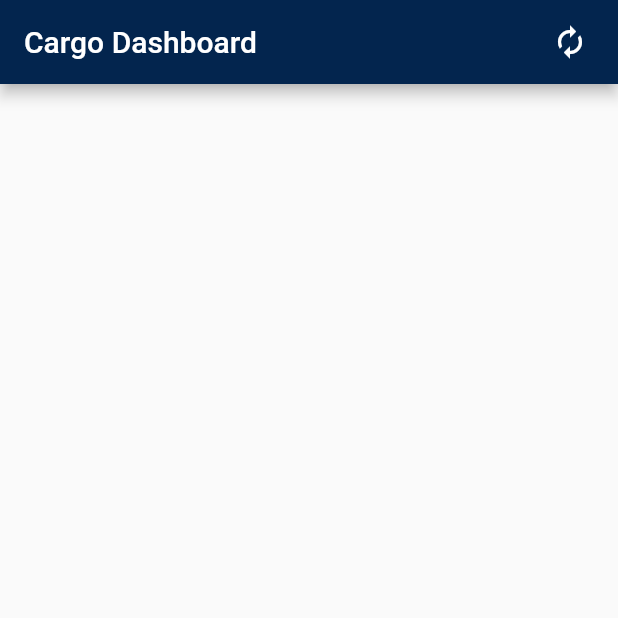
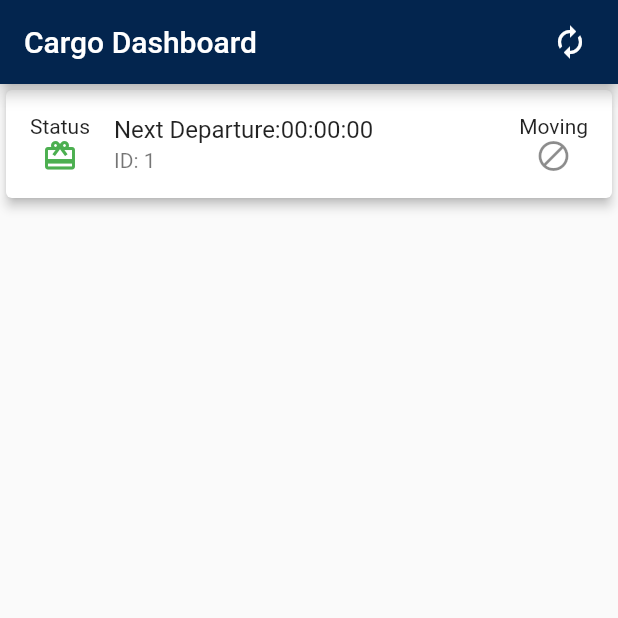
Before and after one commit to Ibtesam-Mahmood/Delta-Cargo, a Flutter app: the screen it shows after launch, on a phone screen of 412 x 824 dp, the top half of it. Run offline on Flutter 3.47's test engine with Material 2 defaults, Android fonts, the phone set to English and light mode, and no system bars.

Commit message:
list cards added

```diff
--- a/solution_dashboard/lib/cargo.dart
+++ b/solution_dashboard/lib/cargo.dart
@@ -2,11 +2,10 @@ class Cargo{
 
   final int id;
   bool _moving;
-  DateTime _nextDep;
+  final String nextDep;
   final String status;
 
-  Cargo(this.id, int moved, String date, this.status){
-    this._nextDep = DateTime.parse("2019-01-27 " + date);
+  Cargo(this.id, int moved, this.nextDep, this.status){
     _moving = moved>=1?true:false;
   }
 
@@ -20,8 +19,4 @@ class Cargo{
     return _moving;
   }
 
-  DateTime getDateTime(){
-    return _nextDep;
-  }
-
 }
--- a/solution_dashboard/lib/main.dart
+++ b/solution_dashboard/lib/main.dart
@@ -1,6 +1,7 @@
 import 'package:flutter/material.dart';
 import 'dart:io';
 import 'cargo.dart';
+import 'widgets/titledwidget.dart';
 
 void main() => runApp(AppDashBoard());
 
@@ -36,10 +37,33 @@ class DashBoard extends StatefulWidget {
 class _DashBoardState extends State<DashBoard> {
   final List<Cargo> cargoList = [Cargo(1, 0, "00:00:00", "Delivered")];
 
+  Icon _getTrailingIcon(String status){
+    if(status=="Delivered") return Icon(Icons.card_giftcard, color: Colors.green,);
+    else if(status=="Delivering") return Icon(Icons.local_shipping, color: Colors.teal);
+    else return Icon(Icons.warning, color: Colors.red,);
+  }
+
+        //   title: Text(cargoList[i].nextDep.toString()),
+        // subtitle: Text("ID: " + cargoList[i].id.toString()),
+        // trailing: _getTrailingIcon(cargoList[i].status),
+
+  Widget _listTimeBuilder(BuildContext context, int i){
+    return Card(
+      elevation: 3,
+      child: ListTile(
+        leading: TitledWidget(text: "Status", widget: _getTrailingIcon(cargoList[i].status),),
+        title: Text("Next Departure:" + cargoList[i].nextDep.toString()),
+        subtitle: Text("ID: " + cargoList[i].id.toString()),
+        trailing: TitledWidget(text: "Moving", widget: Icon(cargoList[i].getMoving()?Icons.forward:Icons.block)),
+      ),
+    );
+  }
+
   @override
   Widget build(BuildContext context) {
-    return Container(
-
+    return ListView.builder(
+      itemCount: cargoList.length,
+      itemBuilder: (context, i) => _listTimeBuilder(context, i),
     );
   }
 }
--- /dev/null
+++ b/solution_dashboard/lib/widgets/titledwidget.dart
@@ -0,0 +1,19 @@
+import 'package:flutter/material.dart';
+
+class TitledWidget extends StatelessWidget {
+  final String text;
+  final Widget widget;
+
+  TitledWidget({@required this.text, @required this.widget});
+
+  @override
+  Widget build(BuildContext context) {
+    return Column(
+      mainAxisAlignment: MainAxisAlignment.center,
+      children: <Widget>[
+        Text(text),
+        widget
+      ],
+    );
+  }
+}
```
